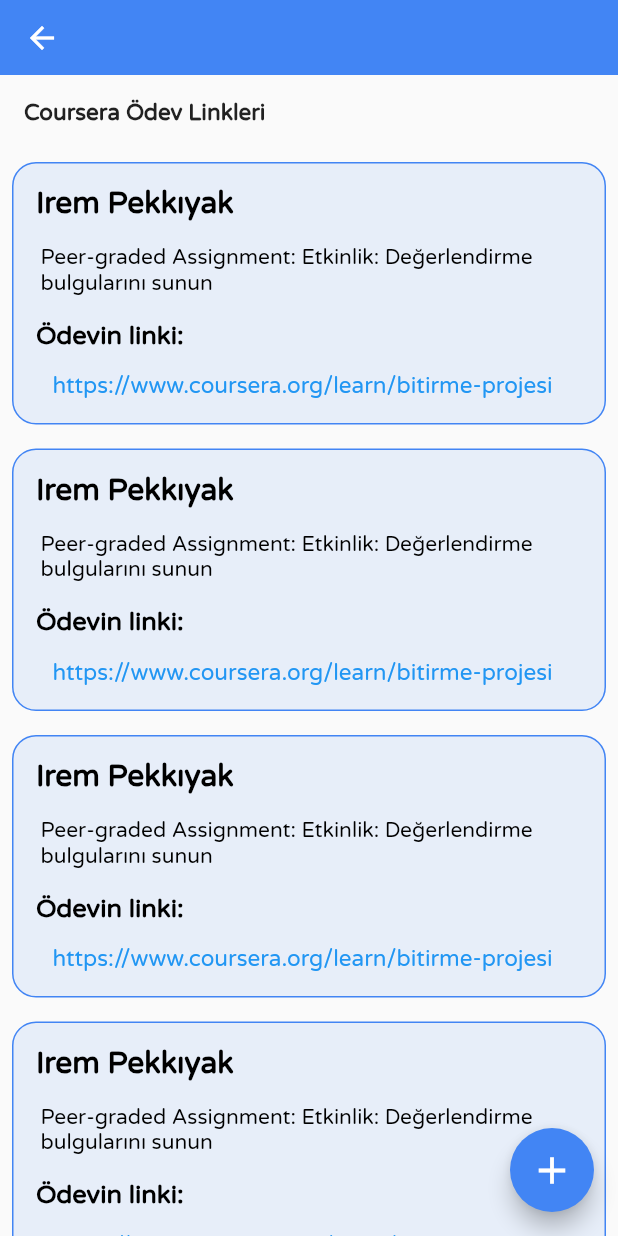
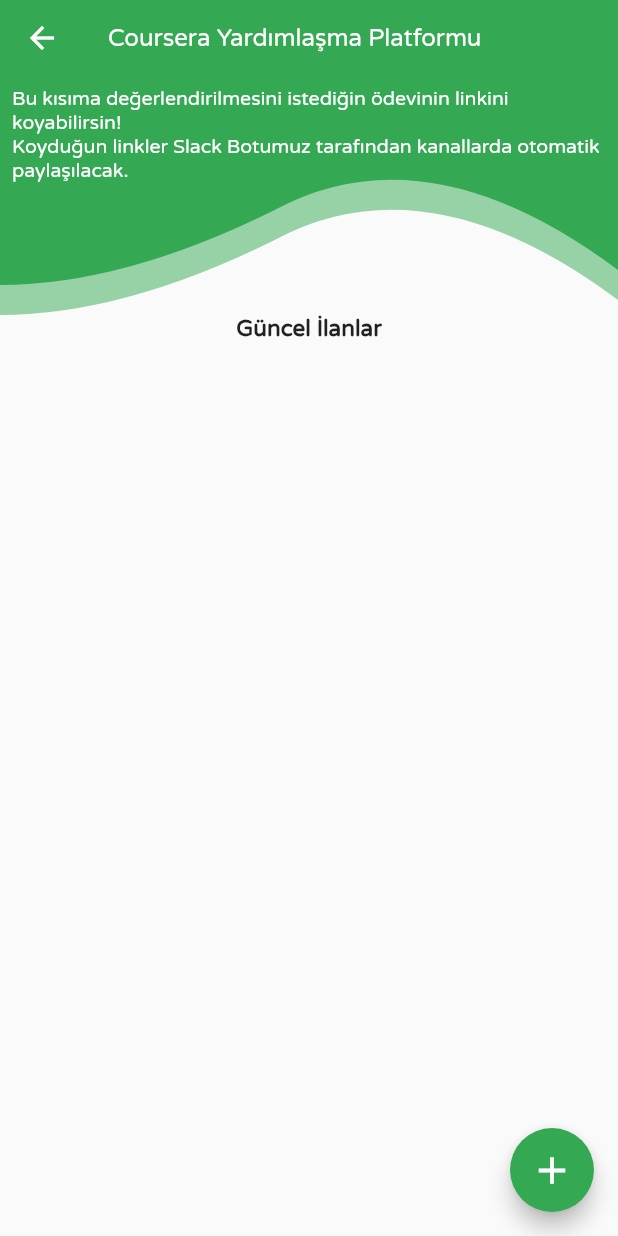
Before and after one commit to emrecan-er/App-Jam-F1, a Flutter app: the CourseraPage screen opened directly, on a phone screen of 412 x 824 dp. Run offline on Flutter 3.47's test engine with Material 2 defaults, Android fonts, the phone set to English and light mode, and no system bars; our stand-ins replace awesome_dialog, cloud_firestore, firebase_auth, firebase_core, flutter_datetime_picker, font_awesome_flutter and 8 more; missing offline and left inert: appbar_animated, dart:ffi; accounts and stored records are empty.

Commit message:
coursera page düzenlendi

```diff
--- /dev/null
+++ b/flutter_application_1/lib/controller/coursera_controller.dart
@@ -0,0 +1,9 @@
+import 'package:get/get.dart';
+
+class CourseraController extends GetxController {
+  var ogrenciAdi = ''.obs;
+  var odevBaslik = ''.obs;
+  var odevLink = ''.obs;
+  var courseraIlanlari = [].obs;
+  var upvotedCount = 0.obs;
+}
--- a/flutter_application_1/lib/screens/coursera_page.dart
+++ b/flutter_application_1/lib/screens/coursera_page.dart
@@ -1,7 +1,12 @@
+import 'package:cloud_firestore/cloud_firestore.dart';
 import 'package:flutter/material.dart';
 import 'package:flutter/src/widgets/framework.dart';
 import 'package:flutter/src/widgets/placeholder.dart';
+import 'package:flutter_application_1/controller/coursera_controller.dart';
 import 'package:flutter_application_1/screens/to_do_page.dart';
+import 'package:flutter_application_1/service/auth_service.dart';
+import 'package:flutter_application_1/widgets/coursera.dart';
+import 'package:flutter_application_1/widgets/wave_clipper.dart';
 import 'package:get/get.dart';
 import 'package:get/get_core/src/get_main.dart';
 import 'package:http/http.dart' as http;
@@ -19,6 +24,8 @@
 }
 
 class _CourseraPageState extends State<CourseraPage> {
+  CourseraController courseraController = Get.put(CourseraController());
+  AuthService _authService = AuthService();
   Future<void> sendMessageToSlackBot(
       String message, String botToken, String channel) async {
     final response = await http.post(
@@ -44,63 +51,71 @@
       floatingActionButton: FloatingActionButton(
         onPressed: () async {
           openDialog();
-          await sendMessageToSlackBot(
-            'Ödevimi değerlendirir misiniz ? \n İrem Pekkıyak \n https://www.coursera.org/learn/bitirme-projesi ',
-            'API_KEY',
-            '#random',
-          );
         },
         child: Icon(
           Icons.add,
           size: 30,
         ),
-        backgroundColor: kGoogleBlue,
+        backgroundColor: kGoogleGreen,
       ),
       body: SingleChildScrollView(
         child: Column(
           children: [
             AppBar(
-              backgroundColor: kGoogleBlue,
+              title: Text(
+                'Coursera Yardımlaşma Platformu',
+                style: TextStyle(fontFamily: 'VarelaRound', fontSize: 16),
+              ),
+              backgroundColor: kGoogleGreen,
               elevation: 0,
               toolbarHeight: 50,
             ),
-            Padding(
-              padding: const EdgeInsets.all(16.0),
-              child: Row(
+            MyWaveClipper(
+              widget: Column(
                 children: [
-                  TextManager(
-                    message: 'Coursera Ödev Linkleri',
+                  Padding(
+                    padding: const EdgeInsets.all(8.0),
+                    child: Text(
+                      'Bu kısıma değerlendirilmesini istediğin ödevinin linkini koyabilirsin!\nKoyduğun linkler Slack Botumuz tarafından kanallarda otomatik paylaşılacak.',
+                      style: TextStyle(
+                          fontFamily: 'VarelaRound',
+                          color: Colors.white,
+                          fontSize: 13),
+                    ),
                   )
                 ],
               ),
             ),
-            CourseraCard(
-              namesurname: 'Irem Pekkıyak',
-              link: 'https://www.coursera.org/learn/bitirme-projesi',
-              modulAdi:
-                  'Peer-graded Assignment: Etkinlik: Değerlendirme bulgularını sunun',
-              backgroundColor: kGoogleBlue,
-            ),
-            CourseraCard(
-              namesurname: 'Irem Pekkıyak',
-              link: 'https://www.coursera.org/learn/bitirme-projesi',
-              modulAdi:
-                  'Peer-graded Assignment: Etkinlik: Değerlendirme bulgularını sunun',
-              backgroundColor: kGoogleBlue,
-            ),
-            CourseraCard(
-              namesurname: 'Irem Pekkıyak',
-              link: 'https://www.coursera.org/learn/bitirme-projesi',
-              modulAdi:
-                  'Peer-graded Assignment: Etkinlik: Değerlendirme bulgularını sunun',
-              backgroundColor: kGoogleBlue,
-            ),
-            CourseraCard(
-              namesurname: 'Irem Pekkıyak',
-              link: 'https://www.coursera.org/learn/bitirme-projesi',
-              modulAdi:
-                  'Peer-graded Assignment: Etkinlik: Değerlendirme bulgularını sunun',
-              backgroundColor: kGoogleBlue,
+            TextManager(message: 'Güncel İlanlar'),
+            SizedBox(
+              width: Get.width,
+              height: Get.height,
+              child: StreamBuilder(
+                stream: FirebaseFirestore.instance
+                    .collection('coursera')
+                    .snapshots(),
+                builder:
+                    (context, AsyncSnapshot<QuerySnapshot> streamSnapshot) {
+                  if (streamSnapshot.hasData) {
+                    return ListView.builder(
+                        physics: NeverScrollableScrollPhysics(),
+                        itemCount: streamSnapshot.data!.docs.length,
+                        itemBuilder: (context, index) {
+                          final DocumentSnapshot documentSnapshot =
+                              streamSnapshot.data!.docs[index];
+
+                          return CourseraCard(
+                            namesurname: documentSnapshot['name'],
+                            link: documentSnapshot['odevLink'],
+                            modulAdi: documentSnapshot['odevBaslik'],
+                            backgroundColor: kGoogleBlue,
+                          );
+                        });
+                  } else {
+                    return Center(child: CircularProgressIndicator());
+                  }
+                },
+              ),
             ),
           ],
         ),
@@ -112,13 +127,19 @@
         context: context,
         builder: (context) => AlertDialog(
           title: TextField(
+            onChanged: (String input) {
+              courseraController.ogrenciAdi.value = input;
+            },
             decoration: InputDecoration(hintText: 'İsim Soyisim'),
           ),
           content: SingleChildScrollView(
             child: ListBody(
-              children: const <Widget>[
+              children: <Widget>[
                 //Text('Modül İsmini, kaçıncı haftada olduğunu belirtiniz.'),
                 TextField(
+                  onChanged: (String input) {
+                    courseraController.odevBaslik.value = input;
+                  },
                   decoration: InputDecoration(hintText: 'Dersin Adı'),
                 ),
                 SizedBox(
@@ -127,6 +148,9 @@
                 // Text('Coursera Linkini Girin.'),
                 TextField(
                   decoration: InputDecoration(hintText: 'Ödev Linkini'),
+                  onChanged: (String input) {
+                    courseraController.odevLink.value = input;
+                  },
                 ),
               ],
             ),
@@ -137,7 +161,27 @@
             TextButton(
                 onPressed: () => Navigator.pop(context), child: Text('Cancel')),
             TextButton(
-                onPressed: () => Navigator.pop(context), child: Text('Save'))
+              onPressed: () async {
+                Navigator.pop(context);
+                courseraController.courseraIlanlari.add(CourseraCard(
+                  backgroundColor: kGoogleBlue,
+                  link: courseraController.odevLink.value,
+                  namesurname: courseraController.ogrenciAdi.value,
+                  modulAdi: courseraController.odevBaslik.value,
+                ));
+                _authService.createCourseraPost(
+                    courseraController.odevBaslik.value,
+                    courseraController.odevLink.value,
+                    courseraController.ogrenciAdi.value,
+                    DateTime.now());
+                await sendMessageToSlackBot(
+                  '${courseraController.odevBaslik}\n\n${courseraController.odevLink}\n\n${courseraController.ogrenciAdi}\n\nTeşekkürler\nÖdevinizin daha çok insana ulaşması için çabalıyoruz.Katılmak isterseniz AppJam F1 uygulamasını indirin🎉🎉🎉',
+                  'xoxb-4440296257457-5083295750036-BMUMupgOE1QJUwqzhfA2Mda7',
+                  '#random',
+                );
+              },
+              child: Text('Save'),
+            )
           ],
           elevation: 10.0, shadowColor: Colors.black,
           shape: RoundedRectangleBorder(
--- a/flutter_application_1/lib/widgets/coursera_card.dart
+++ b/flutter_application_1/lib/widgets/coursera_card.dart
@@ -1,4 +1,3 @@
-
 import 'package:flutter/gestures.dart';
 import 'package:flutter/material.dart';
 import 'package:flutter_application_1/screens/to_do_page.dart';
@@ -13,10 +12,8 @@
   Color backgroundColor;
   String namesurname;
 
-
-
   CourseraCard(
-      { required this.backgroundColor,
+      {required this.backgroundColor,
       required this.link,
       required this.namesurname,
       required this.modulAdi});
@@ -26,34 +23,32 @@
     return Padding(
       padding: const EdgeInsets.all(8.0),
       child: Container(
-
         width: Get.width,
-        height: 175,
+        height: 160,
         decoration: BoxDecoration(
           border: Border.all(
-            color: kGoogleBlue,
+            color: Colors.black,
           ),
-          color: backgroundColor.withOpacity(0.1),
-          borderRadius: BorderRadius.circular(16,),
+          color: backgroundColor.withOpacity(0.05),
+          borderRadius: BorderRadius.circular(
+            16,
+          ),
         ),
         child: Column(
           mainAxisAlignment: MainAxisAlignment.start,
           crossAxisAlignment: CrossAxisAlignment.start,
           children: [
-
             Padding(
-
               padding: const EdgeInsets.all(15.0),
               child: Text(
                 namesurname,
                 style: TextStyle(
-                  fontSize: 20,
+                  fontSize: 16,
                   fontWeight: FontWeight.bold,
                   fontFamily: 'VarelaRound',
                   color: Colors.black,
                 ),
               ),
-
             ),
             Padding(
               padding: const EdgeInsets.fromLTRB(18.0, 0.0, 8.0, 8.0),
@@ -62,10 +57,10 @@
                 style: TextStyle(
                   fontFamily: 'VarelaRound',
                   color: Colors.black,
+                  fontSize: 13,
                 ),
               ),
             ),
-
             Padding(
               padding: const EdgeInsets.fromLTRB(15.0, 8.0, 8.0, 0.0),
               child: Row(
@@ -74,7 +69,7 @@
                     'Ödevin linki:',
                     style: TextStyle(
                       fontWeight: FontWeight.bold,
-                      fontSize: 17,
+                      fontSize: 14,
                       fontFamily: 'VarelaRound',
                       color: Colors.black,
                     ),
@@ -83,20 +78,19 @@
               ),
             ),
             Padding(
-                padding: const EdgeInsets.fromLTRB(18.0, 0.0, 8.0, 0.0),
+              padding: EdgeInsets.all(4),
               child: Row(
-
                 mainAxisAlignment: MainAxisAlignment.start,
                 children: [
                   TextButton(
-                  child:Text(
+                    child: Text(
                       link,
                       style: TextStyle(
                         fontSize: 15,
                         fontFamily: 'VarelaRound',
                         color: Colors.blue,
                       ),
-                  ) ,
+                    ),
                     onPressed: () {
                       Navigator.push(
                         context,
@@ -104,9 +98,8 @@
                       );
                     },
                   ),
-
                 ],
-            )
+              ),
             ),
           ],
         ),
```
Also changed, not shown: flutter_application_1/lib/service/auth_service.dart (+14 -0 lines). Lines whose indentation alone changed are shown as unchanged.
